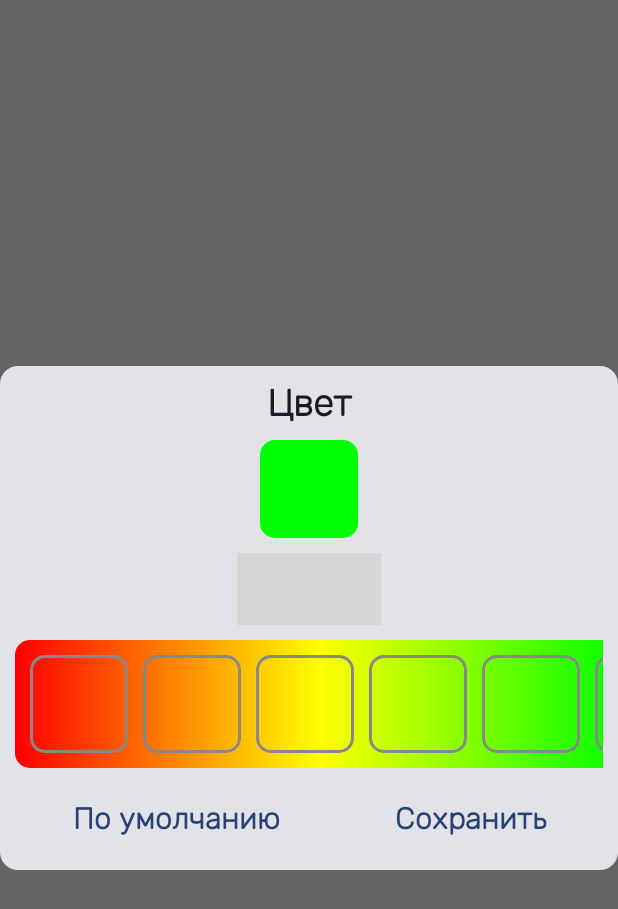
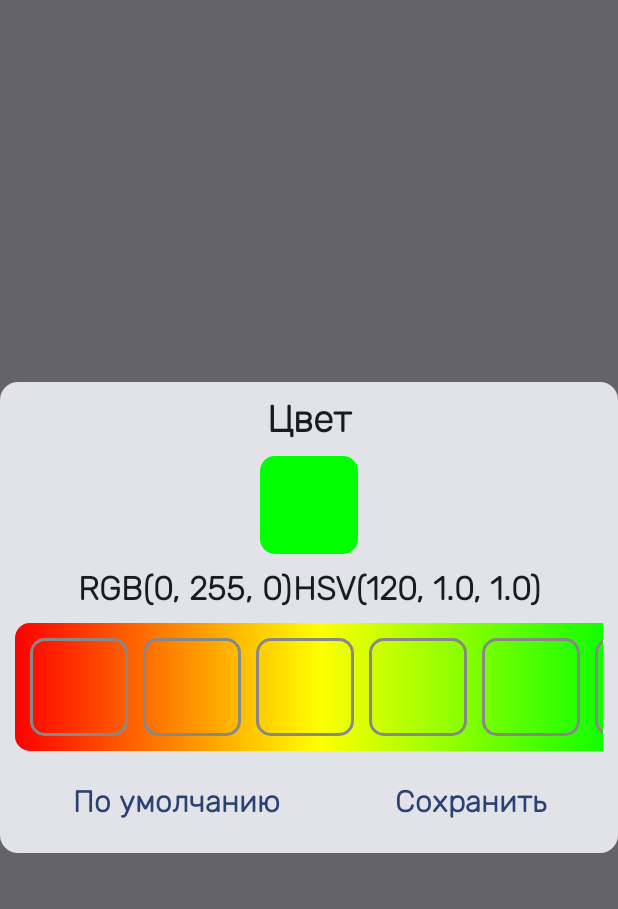
Before and after one commit to Masharo/HabitsTrackerCompose, an Android app built with Jetpack Compose: the composable HabitColorPicker called with sample values from the repository, on a phone screen of 412 x 824 dp. Shown: the top 909 px of the screen. Run offline under Robolectric (Android 15) with nearby library versions, the phone set to English and light mode, and no system bars; grey boxes are pictures that could not be loaded.

Commit message:
Надо отрефакторить

```diff
--- a/app/src/main/java/com/masharo/habitstrackercompose/ui/screen/habit/HabitColorPicker.kt
+++ b/app/src/main/java/com/masharo/habitstrackercompose/ui/screen/habit/HabitColorPicker.kt
@@ -38,6 +38,13 @@ internal fun HabitColorPicker(
     var widthGradient = 0
     val scrollStateGradient = rememberScrollState()
     val colorMap = createColorMap()
+    val modifierSelectColor = selectColor?.let { color ->
+        Modifier
+            .background(
+                color = color ,
+                shape = RoundedCornerShape(10.dp)
+            )
+    } ?: Modifier
 
     Dialog(
         onDismissRequest = {
@@ -58,17 +65,44 @@ internal fun HabitColorPicker(
                     style = MaterialTheme.typography.titleMedium
                 )
                 Spacer(
-                    modifier = Modifier
+                    modifier = modifierSelectColor
                         .size(sizeWindowColor)
-                        .background(
-                            color = selectColor ?: MaterialTheme.colorScheme.surface,
-                            shape = RoundedCornerShape(10.dp)
-                        )
                 )
                 Row() {
                     //TODO()
-                    Text(stringResource(R.string.rgb_template)) //rgb
-                    Text() //hsv
+                    selectColor?.let { color ->
+                        val hsv = FloatArray(3)
+                        android.graphics.Color.colorToHSV(
+                            android.graphics.Color.valueOf(
+                                color.red,
+                                color.green,
+                                color.blue
+                            ).toArgb(),
+                            hsv
+                        )
+
+                        //rgb
+                        Text(
+                            stringResource(
+                                R.string.rgb_template,
+                                (color.red * 255).toInt(),
+                                (color.green * 255).toInt(),
+                                (color.blue * 255).toInt()
+                            )
+                        )
+
+                        //hsv
+                        Text(
+                            stringResource(
+                                R.string.hsv_template,
+                                hsv[0].toInt(),
+                                hsv[1],
+                                hsv[2]
+                            )
+                        )
+                    } ?: run {
+                        Text(stringResource(R.string.not_color))
+                    }
                 }
                 Row(
                     modifier = Modifier
--- a/app/src/main/res/values/strings.xml
+++ b/app/src/main/res/values/strings.xml
@@ -37,4 +37,8 @@
 
     <string name="dropdown_habit_description">Получить дополнительную информацию о привычке</string>
     <string name="create_habit">Создать привычку</string>
+
+    <string name="rgb_template">RGB(%1$s, %2$s, %3$s)</string>
+    <string name="hsv_template">HSV(%1$s, %2$s, %3$s)</string>
+    <string name="not_color">Цветовое выделение отсутствует</string>
 </resources>
```
